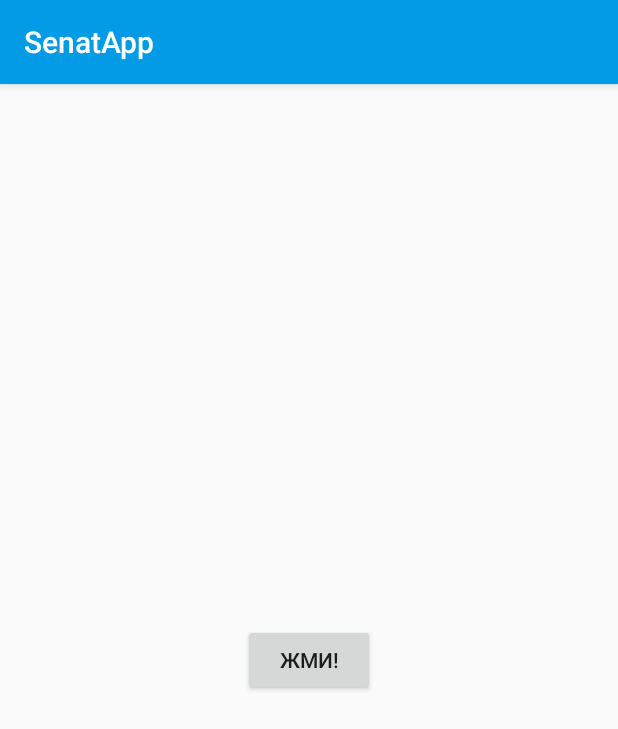
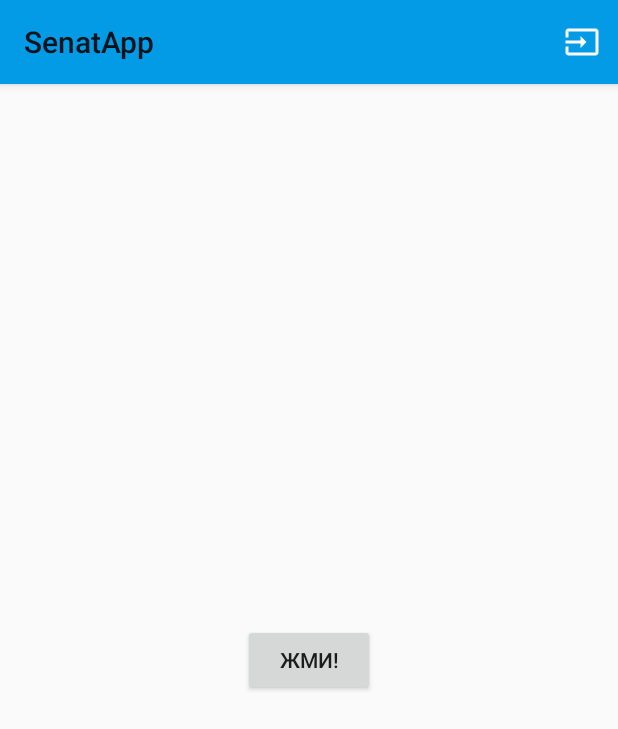
Before and after one commit to pvtitov/SenatApp, an Android app: the MainActivity screen opened directly, with no data from a screen before it, on a phone screen of 412 x 824 dp. Shown: the top 729 px of the screen. Run offline under Robolectric (Android 15) with nearby library versions, the phone set to English and light mode, and no system bars; network calls fail.

Commit message:
Authorization (actually) works: login, logout, token intersepted to every request.

```diff
--- a/app/src/main/java/ru/github/pvtitov/senatapp/App.java
+++ b/app/src/main/java/ru/github/pvtitov/senatapp/App.java
@@ -33,7 +33,6 @@ public class App extends Application {
         sharedPreferences = PreferenceManager.getDefaultSharedPreferences(getApplicationContext());
 
         OkHttpClient okHttpClient = new OkHttpClient.Builder()
-                .addInterceptor(new ReceivedCookiesInterceptor())
                 .addInterceptor(new AddCookiesInterceptor())
                 .build();
 
--- a/app/src/main/java/ru/github/pvtitov/senatapp/http_service/AddCookiesInterceptor.java
+++ b/app/src/main/java/ru/github/pvtitov/senatapp/http_service/AddCookiesInterceptor.java
@@ -1,6 +1,4 @@
 package ru.github.pvtitov.senatapp.http_service;
-
-import android.util.Log;
 
 import java.io.IOException;
 import java.util.HashSet;
@@ -18,7 +16,6 @@ public class AddCookiesInterceptor implements Interceptor {
     public Response intercept(Chain chain) throws IOException {
         Request.Builder builder = chain.request().newBuilder();
         addCookies(builder);
-        Log.d("happy", "Before adding cookies");
         return chain.proceed(builder.build());
     }
 
@@ -27,7 +24,6 @@ public class AddCookiesInterceptor implements Interceptor {
             HashSet<String> cookies = (HashSet<String>) App.getSharedPreferences().getStringSet(COOKIES, new HashSet<>());
             for (String cookie : cookies) {
                 builder.addHeader("Cookie", cookie);
-                Log.d("happy", "Cookie: " + cookie);
             }
         }
     }
--- a/app/src/main/java/ru/github/pvtitov/senatapp/http_service/LoginService.java
+++ b/app/src/main/java/ru/github/pvtitov/senatapp/http_service/LoginService.java
@@ -8,4 +8,7 @@ import ru.github.pvtitov.senatapp.pojos.AuthRequest;
 public interface LoginService {
     @POST("api/Account/Login?api-version=1")
     Call<Void> authorize(@Body AuthRequest authRequest);
+
+    @POST("api/Account/Logout?api-version=1")
+    Call<Void> logout();
 }
--- a/app/src/main/java/ru/github/pvtitov/senatapp/login/LoginModel.java
+++ b/app/src/main/java/ru/github/pvtitov/senatapp/login/LoginModel.java
@@ -4,10 +4,12 @@ import ru.github.pvtitov.senatapp.MvpContract;
 
 public interface LoginModel extends MvpContract.Model{
     void authorize(String login, String password);
+    void logout();
     void setAuthListener(AuthListener authListener);
 
     interface AuthListener {
-        void onSuccess();
+        void onLogin();
+        void onLogout();
         void onError(String message);
     }
 }
--- a/app/src/main/java/ru/github/pvtitov/senatapp/login/LoginView.java
+++ b/app/src/main/java/ru/github/pvtitov/senatapp/login/LoginView.java
@@ -3,6 +3,5 @@ package ru.github.pvtitov.senatapp.login;
 import ru.github.pvtitov.senatapp.MvpContract;
 
 public interface LoginView extends MvpContract.View {
-    void saveAuthorizedState(boolean isAuthorized);
     void shutDown();
 }
--- a/app/src/main/java/ru/github/pvtitov/senatapp/main/MainActivity.java
+++ b/app/src/main/java/ru/github/pvtitov/senatapp/main/MainActivity.java
@@ -1,22 +1,21 @@
 package ru.github.pvtitov.senatapp.main;
 
 import android.content.Intent;
-import android.content.SharedPreferences;
-import android.preference.PreferenceManager;
 import android.support.v7.app.AppCompatActivity;
 import android.os.Bundle;
+import android.view.Menu;
+import android.view.MenuItem;
 import android.widget.Button;
 import android.widget.Toast;
 
 import ru.github.pvtitov.senatapp.R;
 import ru.github.pvtitov.senatapp.login.LoginActivity;
 
-import static ru.github.pvtitov.senatapp.login.LoginActivity.IS_AUTHORIZED;
-
 public class MainActivity extends AppCompatActivity implements MainView {
 
-    MainPresenterImpl presenter;
-    Button button;
+    private android.support.v7.widget.Toolbar toolbar;
+    private MainPresenterImpl presenter;
+    private Button button;
 
     @Override
     protected void onCreate(Bundle savedInstanceState) {
@@ -28,6 +27,9 @@ public class MainActivity extends AppCompatActivity implements MainView {
         presenter.setModel(new MainModelImpl());
         presenter.authStatusCheck();
 
+        toolbar = findViewById(R.id.toolbar);
+        setSupportActionBar(toolbar);
+
         button = findViewById(R.id.button);
         button.setOnClickListener(v -> presenter.downloadMeeting());
     }
@@ -36,12 +38,6 @@ public class MainActivity extends AppCompatActivity implements MainView {
     protected void onDestroy() {
         super.onDestroy();
         presenter.detachView();
-    }
-
-    @Override
-    public boolean isAuthorized(){
-        SharedPreferences preferences = PreferenceManager.getDefaultSharedPreferences(this);
-        return preferences.getBoolean(IS_AUTHORIZED, false);
     }
 
     @Override
@@ -63,4 +59,22 @@ public class MainActivity extends AppCompatActivity implements MainView {
     public void showMessage(String message) {
         Toast.makeText(this, message, Toast.LENGTH_SHORT).show();
     }
+
+    @Override
+    public boolean onCreateOptionsMenu(Menu menu) {
+        getMenuInflater().inflate(R.menu.menu, menu);
+        return true;
+    }
+
+    @Override
+    public boolean onOptionsItemSelected(MenuItem item) {
+        switch (item.getItemId()) {
+            case R.id.login_menu_item:
+                presenter.openLoginScreeen();
+                return true;
+            default:
+                return super.onOptionsItemSelected(item);
+        }
+
+    }
 }
--- a/app/src/main/java/ru/github/pvtitov/senatapp/main/MainModelImpl.java
+++ b/app/src/main/java/ru/github/pvtitov/senatapp/main/MainModelImpl.java
@@ -1,6 +1,4 @@
 package ru.github.pvtitov.senatapp.main;
-
-import android.util.Log;
 
 import java.util.List;
 
@@ -34,8 +32,7 @@ public class MainModelImpl implements MainModel {
 
             @Override
             public void onFailure(Call<Meeting> call, Throwable t) {
-                Log.d("happy", t.getStackTrace().toString());
-                t.printStackTrace();
+                meetingListener.onError(t.getMessage());
             }
         });
         return null;
--- a/app/src/main/java/ru/github/pvtitov/senatapp/main/MainPresenterImpl.java
+++ b/app/src/main/java/ru/github/pvtitov/senatapp/main/MainPresenterImpl.java
@@ -1,7 +1,10 @@
 package ru.github.pvtitov.senatapp.main;
 
-import java.util.List;
+import android.content.SharedPreferences;
 
+import java.util.HashSet;
+
+import ru.github.pvtitov.senatapp.App;
 import ru.github.pvtitov.senatapp.MvpContract;
 import ru.github.pvtitov.senatapp.pojos.Meeting;
 
@@ -17,9 +20,10 @@ public class MainPresenterImpl extends MvpContract.BasicPresenter<MainView, Main
     }
 
     public void authStatusCheck() {
-        MainView view = getView();
-        if (view != null) {
-            if (!view.isAuthorized()) view.openLoginScreen();
+        SharedPreferences prefs = App.getSharedPreferences();
+        if (prefs.getStringSet(App.COOKIES, new HashSet<>()).size() == 0) {
+            MainView view = getView();
+            if (view != null) view.openLoginScreen();
         }
     }
 
@@ -33,11 +37,20 @@ public class MainPresenterImpl extends MvpContract.BasicPresenter<MainView, Main
 
     @Override
     public void onSuccess(Meeting meeting) {
-        getView().showMessage("onSuccess()");
+        getView().showMessage(
+                meeting.getItems().get(0).getCollegialBody().getName()
+        );
     }
 
     @Override
     public void onError(String message) {
 
     }
+
+    public void openLoginScreeen() {
+        MainView view = getView();
+        if (view != null) {
+            view.openLoginScreen();
+        }
+    }
 }
--- a/app/src/main/java/ru/github/pvtitov/senatapp/main/MainView.java
+++ b/app/src/main/java/ru/github/pvtitov/senatapp/main/MainView.java
@@ -3,6 +3,5 @@ package ru.github.pvtitov.senatapp.main;
 import ru.github.pvtitov.senatapp.MvpContract;
 
 public interface MainView extends MvpContract.View {
-    boolean isAuthorized();
     void openLoginScreen();
 }
--- a/app/src/main/res/layout/activity_main.xml
+++ b/app/src/main/res/layout/activity_main.xml
@@ -1,19 +1,40 @@
 <?xml version="1.0" encoding="utf-8"?>
-<android.support.constraint.ConstraintLayout xmlns:android="http://schemas.android.com/apk/res/android"
+<android.support.design.widget.CoordinatorLayout
+    xmlns:android="http://schemas.android.com/apk/res/android"
     xmlns:app="http://schemas.android.com/apk/res-auto"
     xmlns:tools="http://schemas.android.com/tools"
     android:layout_width="match_parent"
     android:layout_height="match_parent"
-    tools:context=".main.MainActivity">
+    tools:context=".main.MainActivity" >
 
-    <Button
-        android:id="@+id/button"
-        android:layout_width="wrap_content"
+    <android.support.design.widget.AppBarLayout
+        android:layout_width="match_parent"
         android:layout_height="wrap_content"
-        android:text="Жми!"
-        app:layout_constraintBottom_toBottomOf="parent"
-        app:layout_constraintLeft_toLeftOf="parent"
-        app:layout_constraintRight_toRightOf="parent"
-        app:layout_constraintTop_toTopOf="parent" />
+        android:theme="@style/AppTheme.AppBarOverlay">
 
-</android.support.constraint.ConstraintLayout>
+        <android.support.v7.widget.Toolbar
+            android:id="@+id/toolbar"
+            android:layout_width="match_parent"
+            android:layout_height="?attr/actionBarSize"
+            android:background="?attr/colorPrimary"
+            app:popupTheme="@style/AppTheme.PopupOverlay"
+            app:title="@string/app_name" />
+
+    </android.support.design.widget.AppBarLayout>
+
+    <FrameLayout
+        android:id="@+id/fragment_container"
+        android:layout_width="match_parent"
+        android:layout_height="match_parent"
+        app:layout_behavior="@string/appbar_scrolling_view_behavior" >
+
+        <Button
+            android:id="@+id/button"
+            android:layout_width="wrap_content"
+            android:layout_height="wrap_content"
+            android:text="Жми!"
+            android:layout_gravity="center" />
+
+
+    </FrameLayout>
+</android.support.design.widget.CoordinatorLayout>
--- /dev/null
+++ b/app/src/main/res/menu/menu.xml
@@ -0,0 +1,10 @@
+<?xml version="1.0" encoding="utf-8"?>
+<menu xmlns:app="http://schemas.android.com/apk/res-auto"
+    xmlns:android="http://schemas.android.com/apk/res/android">
+    <item
+        android:id="@+id/login_menu_item"
+        android:icon="@drawable/ic_login"
+        android:title="@string/login_menu_button"
+        app:showAsAction="ifRoom" />
+
+</menu>
--- a/app/src/main/res/values/strings.xml
+++ b/app/src/main/res/values/strings.xml
@@ -3,4 +3,7 @@
     <string name="login_hint">Username</string>
     <string name="password_hint">Password</string>
     <string name="login_button_description">Login button</string>
+    <string name="login_button">Войти</string>
+    <string name="logout_button">Выйти</string>
+    <string name="login_menu_button">Авторизоваться</string>
 </resources>
--- a/app/src/main/res/values/styles.xml
+++ b/app/src/main/res/values/styles.xml
@@ -1,9 +1,13 @@
 <resources>
 
-    <style name="AppTheme" parent="Theme.AppCompat.Light.DarkActionBar">
+    <style name="AppTheme" parent="Theme.AppCompat.Light.NoActionBar">
         <item name="colorPrimary">@color/colorPrimary</item>
         <item name="colorPrimaryDark">@color/colorPrimaryDark</item>
         <item name="colorAccent">@color/colorAccent</item>
     </style>
 
+    <style name="AppTheme.PopupOverlay" parent="ThemeOverlay.AppCompat.Light" />
+
+    <style name="AppTheme.AppBarOverlay" parent="ThemeOverlay.AppCompat.ActionBar" />
+
 </resources>
```
Also changed, not shown: app/src/main/java/ru/github/pvtitov/senatapp/http_service/ReceivedCookiesInterceptor.java (+3 -5 lines), app/src/main/java/ru/github/pvtitov/senatapp/login/LoginActivity.java (+7 -10 lines), app/src/main/java/ru/github/pvtitov/senatapp/login/LoginModelImpl.java (+55 -10 lines), app/src/main/java/ru/github/pvtitov/senatapp/login/LoginPresenterImpl.java (+20 -2 lines), app/src/main/java/ru/github/pvtitov/senatapp/pojos/AuthRequest.java (+6 -3 lines), app/src/main/res/layout/activity_login.xml (+12 -4 lines), app/src/main/res/drawable/ic_login.xml (renamed from app/src/main/res/drawable/enter_image.xml).
